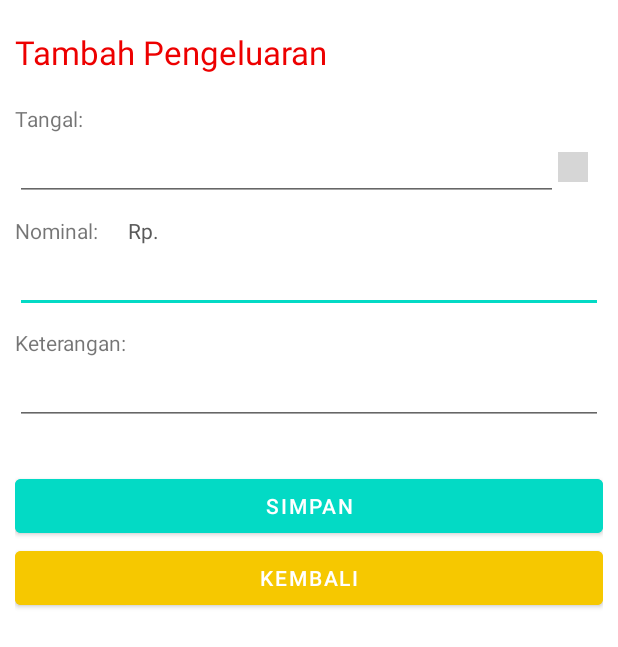
After one commit to pazcalll/kotlin-cash-book, an Android app: the SpendingActivity screen opened directly, with no data from a screen before it, on a phone screen of 412 x 824 dp. The commit adds this screen. Shown: the top 647 px of the screen. Run offline under Robolectric (Android 15) with nearby library versions, the phone set to English and light mode, and no system bars; grey boxes are pictures that could not be loaded.

Commit message:
save spending

```diff
--- a/app/src/main/AndroidManifest.xml
+++ b/app/src/main/AndroidManifest.xml
@@ -16,9 +16,13 @@
             android:theme="@style/Theme.CashBook"
             tools:targetApi="31">
         <activity
-                android:name=".SettingActivity"
+                android:name=".SpendingActivity"
                 android:parentActivityName=".MainActivity"
                 android:exported="false"/>
+        <activity
+                android:name=".SettingActivity"
+                android:exported="false"
+                android:parentActivityName=".MainActivity"/>
         <activity
                 android:name=".IncomeActivity"
                 android:exported="false"
--- a/app/src/main/java/com/example/cashbook/MainActivity.kt
+++ b/app/src/main/java/com/example/cashbook/MainActivity.kt
@@ -17,6 +17,7 @@ class MainActivity : AppCompatActivity() {
     lateinit var db : DBHelper
     lateinit var logout: Button
     lateinit var add_money: LinearLayout
+    lateinit var subtract_money: LinearLayout
     lateinit var setting_money : LinearLayout
     lateinit var subtract : TextView
     lateinit var add : TextView
@@ -27,6 +28,7 @@ class MainActivity : AppCompatActivity() {
         db = DBHelper(this)
         logout = findViewById(R.id.logout)
         add_money = findViewById(R.id.money_add)
+        subtract_money = findViewById(R.id.money_subtract)
         setting_money = findViewById(R.id.setting)
         subtract = findViewById(R.id.pengeluaran)
         add = findViewById(R.id.pemasukan)
@@ -50,6 +52,8 @@ class MainActivity : AppCompatActivity() {
 
         addMoney()
 
+        subtractMoney()
+
         settingMoney()
     }
 
@@ -71,7 +75,14 @@ class MainActivity : AppCompatActivity() {
             startActivity(addMoneyIntent)
             finish()
         })
+    }
 
+    fun subtractMoney() {
+        subtract_money.setOnClickListener(View.OnClickListener {
+            var subtractMoneyIntent = Intent(this@MainActivity, SpendingActivity::class.java)
+            startActivity(subtractMoneyIntent)
+            finish()
+        })
     }
 
     fun settingMoney() {
--- a/app/src/main/java/com/example/cashbook/RegisterActivity.kt
+++ b/app/src/main/java/com/example/cashbook/RegisterActivity.kt
@@ -58,4 +58,10 @@ class RegisterActivity : AppCompatActivity() {
             }
         })
     }
+
+    override fun onBackPressed() {
+        super.onBackPressed()
+        startActivity(parentActivityIntent)
+        finish()
+    }
 }
--- /dev/null
+++ b/app/src/main/java/com/example/cashbook/SpendingActivity.kt
@@ -0,0 +1,90 @@
+package com.example.cashbook
+
+import android.app.AlertDialog
+import android.app.DatePickerDialog
+import androidx.appcompat.app.AppCompatActivity
+import android.os.Bundle
+import android.util.Log
+import android.view.View
+import android.widget.Button
+import android.widget.EditText
+import android.widget.Toast
+import java.util.*
+
+class SpendingActivity : AppCompatActivity() {
+    lateinit var amount : EditText
+    lateinit var dateSelector : EditText
+    lateinit var note : EditText
+    lateinit var submit_pengeluaran : Button
+    lateinit var back : Button
+    lateinit var db: DBHelper
+    override fun onCreate(savedInstanceState: Bundle?) {
+        super.onCreate(savedInstanceState)
+        setContentView(R.layout.activity_spending)
+
+        varSetting()
+
+        calendarDialog()
+
+        submitPengeluaran()
+    }
+    fun varSetting () {
+        dateSelector = findViewById(R.id.selector_date)
+        amount = findViewById(R.id.amount)
+        note = findViewById(R.id.note)
+        submit_pengeluaran = findViewById(R.id.submit_pengeluaran)
+        db = DBHelper(this)
+    }
+
+    fun calendarDialog() {
+        val calendar = Calendar.getInstance()
+        val year = calendar.get(Calendar.YEAR)
+        val month = calendar.get(Calendar.MONTH)
+        val day = calendar.get(Calendar.DAY_OF_MONTH)
+
+        dateSelector.setFocusable(false);
+        dateSelector.setCursorVisible(false);
+
+        dateSelector.setOnClickListener(View.OnClickListener {
+            val dialog = DatePickerDialog(this@SpendingActivity, AlertDialog.THEME_HOLO_DARK, DatePickerDialog.OnDateSetListener{ view, year, month,
+                dayOfMonth ->
+                var month = month + 1
+                lateinit var date : String
+                if (month < 10) {
+                    date = "$dayOfMonth/0$month/$year"
+                }else{
+                    date = "$dayOfMonth/$month/$year"
+                }
+                dateSelector.setText(date)
+            }, year, month, day
+            )
+            dialog.show()
+        })
+    }
+
+    fun submitPengeluaran() {
+        submit_pengeluaran.setOnClickListener(View.OnClickListener {
+            Log.i("cash", dateSelector.text.toString())
+            amount = findViewById(R.id.amount)
+            note = findViewById(R.id.note)
+
+            val amount_money = amount.text.toString()
+            val note_additional = note.text.toString()
+            val date = dateSelector.text.toString()
+            val getUser = db.getSession()
+            if (getUser.moveToFirst()){
+                var userid = Integer.parseInt(getUser.getString(2))
+                var status = db.saveAmount(userid, "subtract", note_additional, Integer.parseInt(amount_money), date)
+                if (status == true) Toast.makeText(applicationContext, "Data Pengeluaran Berhasil Disimpan", Toast.LENGTH_SHORT).show()
+                else Toast.makeText(applicationContext, "Aksi Gagal", Toast.LENGTH_SHORT).show()
+            }
+            onBackPressed()
+        })
+    }
+
+    override fun onBackPressed() {
+        super.onBackPressed()
+        startActivity(parentActivityIntent)
+        finish()
+    }
+}
--- a/app/src/main/res/layout/activity_main.xml
+++ b/app/src/main/res/layout/activity_main.xml
@@ -117,13 +117,13 @@
                     android:orientation="vertical"
                     android:gravity="center"
                     android:clickable="true"
+                    android:id="@+id/money_subtract"
                     android:layout_width="wrap_content"
                     android:layout_height="wrap_content">
                 <ImageView
                         android:layout_width="100dp"
                         android:layout_height="100dp"
                         app:srcCompat="@drawable/subtract_money"
-                        android:id="@+id/money_subtract"
                         />
                 <TextView
                         android:layout_width="wrap_content"
--- /dev/null
+++ b/app/src/main/res/layout/activity_spending.xml
@@ -0,0 +1,115 @@
+<?xml version="1.0" encoding="utf-8"?>
+<LinearLayout
+        xmlns:android="http://schemas.android.com/apk/res/android"
+        xmlns:tools="http://schemas.android.com/tools"
+        xmlns:app="http://schemas.android.com/apk/res-auto"
+        android:layout_width="match_parent"
+        android:layout_height="match_parent"
+        android:orientation="vertical"
+        android:layout_marginTop="20dp"
+        android:layout_marginRight="10dp"
+        android:layout_marginLeft="10dp"
+        tools:context=".SpendingActivity">
+
+    <TextView
+            android:layout_width="wrap_content"
+            android:layout_height="wrap_content"
+            android:textSize="10pt"
+            android:textColor="#ED0000"
+            android:text="Tambah Pengeluaran"
+            android:layout_marginBottom="20dp"
+    />
+
+    <TextView
+            android:layout_width="wrap_content"
+            android:layout_height="wrap_content"
+            android:id="@+id/label_date"
+            android:text="Tangal:"
+    />
+
+    <LinearLayout
+            android:layout_width="match_parent"
+            android:layout_height="wrap_content"
+            android:orientation="horizontal">
+        <EditText
+                android:layout_width="match_parent"
+                android:layout_height="wrap_content"
+                android:layout_marginRight="30dp"
+                android:inputType="none"
+                android:ems="10"
+                android:id="@+id/selector_date"
+        />
+        <ImageView
+                android:layout_width="20dp"
+                android:layout_height="20dp"
+                android:layout_gravity="center"
+                android:layout_marginLeft="-30dp"
+                android:src="@drawable/calendar"
+        />
+    </LinearLayout>
+    <LinearLayout
+            android:orientation="horizontal"
+            android:layout_marginTop="10dp"
+            android:layout_width="wrap_content"
+            android:layout_height="wrap_content">
+        <TextView
+                android:layout_width="wrap_content"
+                android:layout_height="wrap_content"
+                android:text="Nominal:"
+                android:layout_marginRight="20dp"
+        />
+        <TextView
+                android:layout_width="wrap_content"
+                android:layout_height="wrap_content"
+                android:textColor="#595959"
+                android:text="Rp. "
+                android:id="@+id/str_amount"
+        />
+    </LinearLayout>
+    <LinearLayout
+            android:layout_width="match_parent"
+            android:layout_height="wrap_content"
+            android:orientation="horizontal">
+        <EditText
+                android:layout_width="match_parent"
+                android:layout_height="wrap_content"
+                android:inputType="number"
+                android:ems="10"
+                android:id="@+id/amount"
+        />
+    </LinearLayout>
+
+    <TextView
+            android:layout_width="wrap_content"
+            android:layout_height="wrap_content"
+            android:text="Keterangan:"
+            android:layout_marginTop="10dp"
+    />
+    <LinearLayout
+            android:layout_width="match_parent"
+            android:layout_height="wrap_content"
+            android:orientation="horizontal">
+        <EditText
+                android:layout_width="match_parent"
+                android:layout_height="wrap_content"
+                android:inputType="text"
+                android:ems="10"
+                android:id="@+id/note"
+        />
+    </LinearLayout>
+    <Button
+            android:layout_width="match_parent"
+            android:layout_height="wrap_content"
+            android:layout_marginTop="30dp"
+            android:text="Simpan"
+            android:id="@+id/submit_pengeluaran"
+            android:backgroundTint="@color/teal_200"
+    />
+    <Button
+            android:layout_width="match_parent"
+            android:layout_height="wrap_content"
+            android:text="Kembali"
+            android:id="@+id/back"
+            android:backgroundTint="@color/yellow"
+    />
+</LinearLayout>
--- a/app/src/main/res/values/strings.xml
+++ b/app/src/main/res/values/strings.xml
@@ -1,4 +1,8 @@
 <resources>
     <string name="app_name">Cash Book</string>
-    <string name="change_password"><u><b>Ganti Password</b></u></string>
+    <string name="change_password">
+        <u>
+            <b>Ganti Password</b>
+        </u>
+    </string>
 </resources>
```
